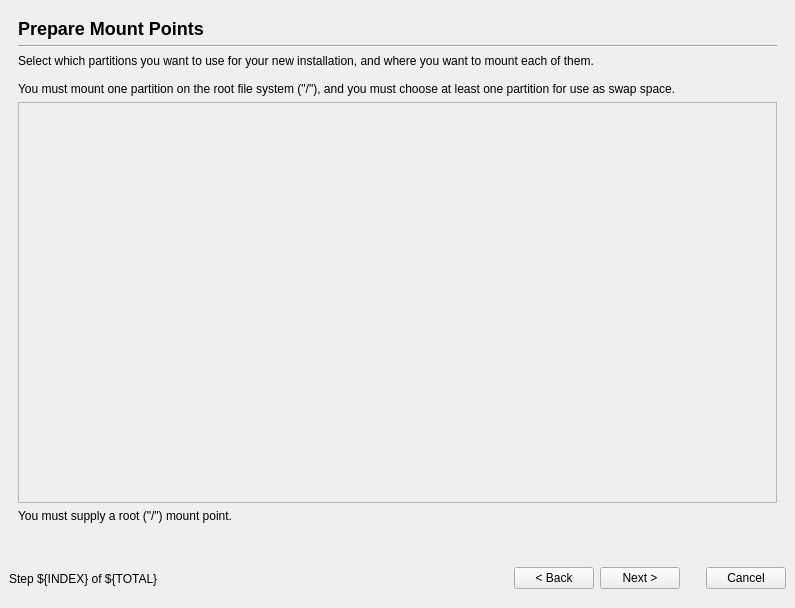
chenhan1218/ubiquity, file ubiquity/frontend/liveinstaller.ui: the form before one commit.
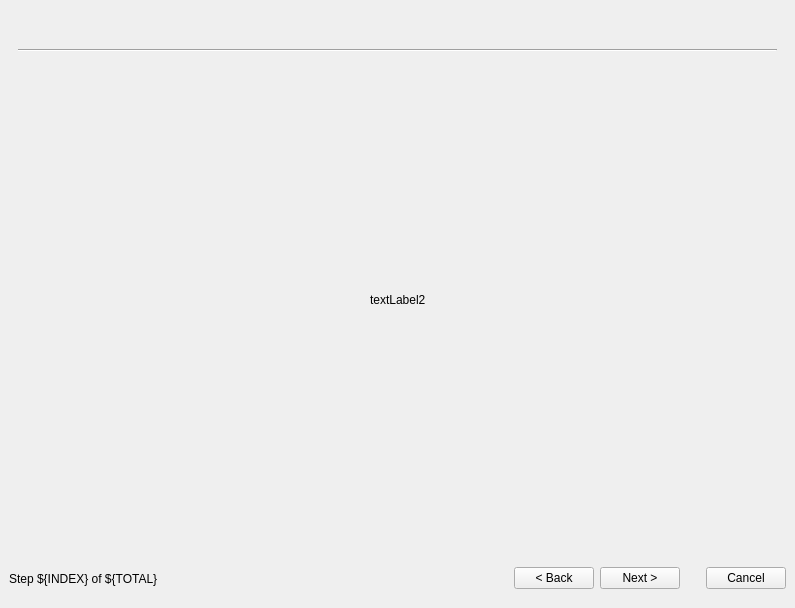
The form after the commit. The open tabs and pages were chosen to show the change. Icons and pictures are not drawn.

```diff
--- a/ubiquity/frontend/liveinstaller.ui
+++ b/ubiquity/frontend/liveinstaller.ui
@@ -768,111 +768,6 @@
        </item>
       </layout>
      </widget>
-     <widget class="QWidget" name="stepPartMountpoints" >
-      <layout class="QGridLayout" >
-       <property name="margin" >
-        <number>9</number>
-       </property>
-       <property name="spacing" >
-        <number>6</number>
-       </property>
-       <item row="4" column="0" >
-        <widget class="QLabel" name="mountpoint_error_reason" >
-         <property name="sizePolicy" >
-          <sizepolicy>
-           <hsizetype>7</hsizetype>
-           <vsizetype>5</vsizetype>
-           <horstretch>0</horstretch>
-           <verstretch>0</verstretch>
-          </sizepolicy>
-         </property>
-         <property name="text" >
-          <string>You must supply a root ("/") mount point.</string>
-         </property>
-         <property name="wordWrap" >
-          <bool>true</bool>
-         </property>
-        </widget>
-       </item>
-       <item row="5" column="0" >
-        <widget class="QLabel" name="mountpoint_error_image" >
-         <property name="pixmap" >
-          <pixmap/>
-         </property>
-         <property name="scaledContents" >
-          <bool>true</bool>
-         </property>
-         <property name="wordWrap" >
-          <bool>false</bool>
-         </property>
-        </widget>
-       </item>
-       <item row="3" column="0" >
-        <widget class="QFrame" name="mountpoint_frame_parent" >
-         <property name="sizePolicy" >
-          <sizepolicy>
-           <hsizetype>5</hsizetype>
-           <vsizetype>7</vsizetype>
-           <horstretch>0</horstretch>
-           <verstretch>0</verstretch>
-          </sizepolicy>
-         </property>
-         <property name="frameShape" >
-          <enum>QFrame::StyledPanel</enum>
-         </property>
-         <property name="frameShadow" >
-          <enum>QFrame::Raised</enum>
-         </property>
-        </widget>
-       </item>
-       <item row="2" column="0" >
-        <widget class="QLabel" name="mount_help" >
-         <property name="text" >
-          <string>Select which partitions you want to use for your new installation, and where you want to mount each of them.
-
-You must mount one partition on the root file system ("/"), and you must choose at least one partition for use as swap space.</string>
-         </property>
-         <property name="alignment" >
-          <set>Qt::AlignVCenter</set>
-         </property>
-         <property name="wordWrap" >
-          <bool>true</bool>
-         </property>
-        </widget>
-       </item>
-       <item row="1" column="0" >
-        <widget class="Line" name="line10" >
-         <property name="frameShape" >
-          <enum>QFrame::HLine</enum>
-         </property>
-         <property name="frameShadow" >
-          <enum>QFrame::Sunken</enum>
-         </property>
-         <property name="orientation" >
-          <enum>Qt::Horizontal</enum>
-         </property>
-        </widget>
-       </item>
-       <item row="0" column="0" >
-        <widget class="QLabel" name="part_mountpoints_heading_label" >
-         <property name="sizePolicy" >
-          <sizepolicy>
-           <hsizetype>5</hsizetype>
-           <vsizetype>5</vsizetype>
-           <horstretch>1</horstretch>
-           <verstretch>0</verstretch>
-          </sizepolicy>
-         </property>
-         <property name="text" >
-          <string>&lt;h2>Prepare Mount Points&lt;/h2></string>
-         </property>
-         <property name="wordWrap" >
-          <bool>false</bool>
-         </property>
-        </widget>
-       </item>
-      </layout>
-     </widget>
      <widget class="QWidget" name="stepUserInfo" >
       <layout class="QGridLayout" >
        <property name="margin" >
```
Left out of the diff: 26 changed lines with no effect on the pictures.
